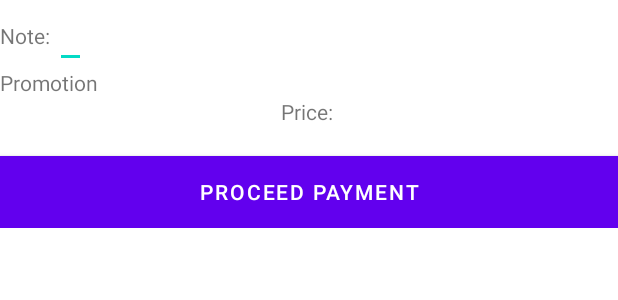
After one commit to nguyendonghuynhlang26123/FDIO_FrontEnd, an Android app: the layout activity_checkout_dialog.xml on its own in the app's theme, with its tools: preview values and no code run, on a phone screen of 412 x 824 dp. The commit adds this screen. Shown: the top 300 px of the screen. Run offline under Robolectric (Android 15) with nearby library versions, the phone set to English and light mode, and no system bars.

Commit message:
promotion on checkout + Store model

```diff
--- a/app/build.gradle
+++ b/app/build.gradle
@@ -46,6 +46,7 @@ dependencies {
     androidTestImplementation 'androidx.test.ext:junit:1.1.2'
     androidTestImplementation 'androidx.test.espresso:espresso-core:3.3.0'
     implementation 'com.felipecsl.asymmetricgridview:library:2.0.1'
+    implementation 'com.afollestad.material-dialogs:core:0.9.6.0'
     implementation 'com.squareup.okhttp3:logging-interceptor:4.9.0'
     implementation 'com.google.code.gson:gson:2.8.5'
     implementation 'com.squareup.retrofit2:retrofit:2.4.0'
--- a/app/src/main/java/com/team3/fdiosystem/viewmodels/MenuAdapter.java
+++ b/app/src/main/java/com/team3/fdiosystem/viewmodels/MenuAdapter.java
@@ -13,6 +13,7 @@ import androidx.annotation.Nullable;
 import com.google.android.material.floatingactionbutton.FloatingActionButton;
 import com.team3.fdiosystem.R;
 import com.team3.fdiosystem.models.Item;
+import com.team3.fdiosystem.models.Store;
 
 import java.util.ArrayList;
 
@@ -34,7 +35,7 @@ public class MenuAdapter extends ArrayAdapter {
         fab.setVisibility(View.INVISIBLE);
         listItemView.setLongClickable(true);
         fab.setOnClickListener(v -> {
-            remove(current_item);
+            Store.get_instance().removeMenu(current_item);
             notifyDataSetChanged();
         });
 //        TextView txt = listItemView.findViewById(R.id.menu_txt);
--- /dev/null
+++ b/app/src/main/res/layout/activity_checkout_dialog.xml
@@ -0,0 +1,45 @@
+<?xml version="1.0" encoding="utf-8"?>
+<LinearLayout xmlns:android="http://schemas.android.com/apk/res/android"
+    xmlns:app="http://schemas.android.com/apk/res-auto"
+    android:id="@+id/bottom_sheet"
+    android:layout_width="match_parent"
+    android:layout_height="wrap_content"
+    android:orientation="vertical"
+
+    app:behavior_hideable="true">
+    <LinearLayout
+        android:layout_width="match_parent"
+        android:layout_height="wrap_content"
+        android:orientation="horizontal">
+        <TextView
+            android:layout_width="wrap_content"
+            android:layout_height="wrap_content"
+            android:text="Note: "/>
+        <EditText
+            android:layout_width="wrap_content"
+            android:layout_height="wrap_content"
+            android:id="@+id/order_note"/>
+    </LinearLayout>
+
+    <TextView
+        android:layout_width="wrap_content"
+        android:layout_height="wrap_content"
+        android:text="Promotion"
+        android:id="@+id/order_promo"/>
+    <TextView
+        android:layout_width="match_parent"
+        android:layout_height="wrap_content"
+        android:id="@+id/order_price"
+        android:text="Price: "
+        android:textAlignment="center"
+        android:gravity="center_horizontal" />
+    <Button
+        android:layout_width="match_parent"
+        android:layout_height="wrap_content"
+        android:layout_marginTop="20dp"
+        android:background="#bb86fc"
+        android:foreground="?attr/selectableItemBackground"
+        android:text="PROCEED PAYMENT"
+        android:textColor="#fff" />
+
+</LinearLayout>
--- a/app/src/main/res/values/strings.xml
+++ b/app/src/main/res/values/strings.xml
@@ -9,4 +9,5 @@
     <string name="invalid_username">Not a valid username</string>
     <string name="invalid_password">Password must be >5 characters</string>
     <string name="login_failed">"Login failed"</string>
+    <string name="promo_label">Promotion</string>
 </resources>
```
Also changed, not shown: app/src/main/java/com/team3/fdiosystem/activities/CartActivity.java (+72 -2 lines), app/src/main/java/com/team3/fdiosystem/activities/MainActivity.java (+3 -15 lines), app/src/main/java/com/team3/fdiosystem/models/Promotion.java (added, +9 -0 lines), app/src/main/java/com/team3/fdiosystem/models/Store.java (added, +74 -0 lines), app/src/main/java/com/team3/fdiosystem/viewmodels/CheckoutDialog.java (+35 -3 lines), app/src/main/java/com/team3/fdiosystem/viewmodels/PromotionItemAdapter.java (added, +64 -0 lines), app/src/main/res/layout/activity_cart.xml (+4 -3 lines), app/src/main/res/layout/promotion_item.xml (added, +22 -0 lines).
